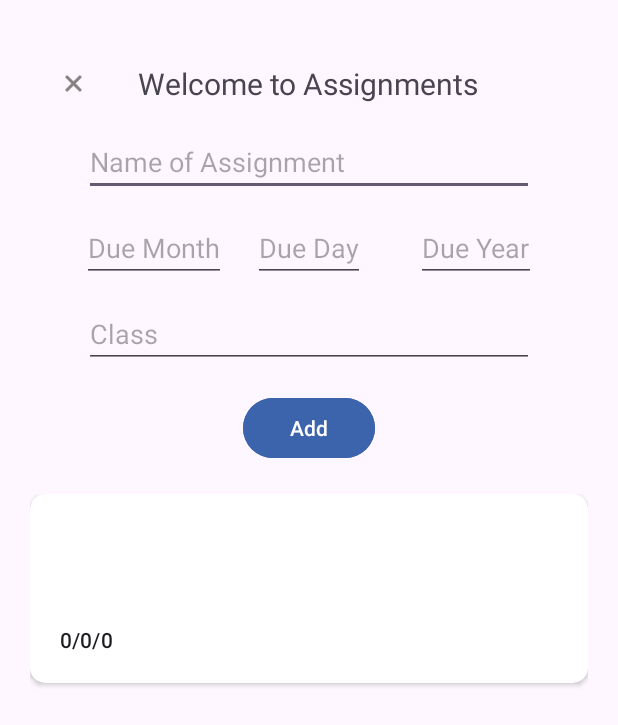
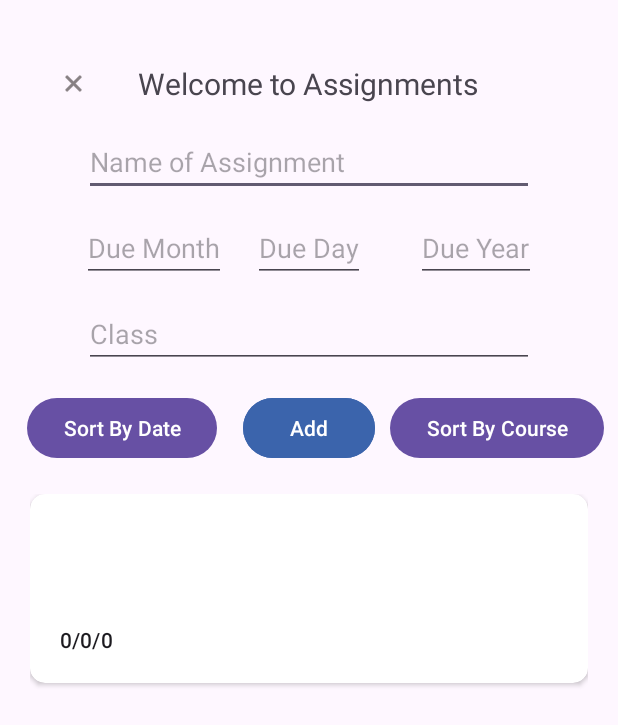
Before and after one commit to maxxu123456/college-scheduler, an Android app: the AssignmentActivity screen opened directly, with no data from a screen before it, after a tap on "Add", on a phone screen of 412 x 824 dp. Shown: the top 725 px of the screen. Run offline under Robolectric (Android 15) with nearby library versions, the phone set to English and light mode, and no system bars; our stand-ins replace Room's generated code, data binding; 3 statements that could not run were skipped.

Commit message:
added sorting by date and course name in assignments activity

```diff
--- a/app/src/main/java/com/example/collegescheduler/Activities/AssignmentActivity.java
+++ b/app/src/main/java/com/example/collegescheduler/Activities/AssignmentActivity.java
@@ -26,13 +26,25 @@ import java.util.ArrayList;
 import java.util.List;
 
 public class AssignmentActivity extends AppCompatActivity {
+    //By Default, Assignments is sorted by Date
+    private enum AssignmentSort {
+        DATE,
+        COURSE
+    }
+
     Button homeButton;
     Button addButton;
+
+    Button dateSort;
+
+    Button courseSort;
     EditText assignmentsName;
     EditText assignmentsDueMonth;
     EditText assignmentsDueDay;
     EditText assignmentsDueYear;
     EditText assignmentsClass;
+
+    AssignmentSort sort = AssignmentSort.DATE;
 
     private SchedulerDatabase schedulerDatabase;
     private ArrayList<Assignment> assignmentArrayList = new ArrayList<>();
@@ -47,7 +59,6 @@ public class AssignmentActivity extends AppCompatActivity {
     protected void onCreate(Bundle savedInstanceState) {
         super.onCreate(savedInstanceState);
         setContentView(R.layout.activity_assignment);
-
 
         assignmentBinding = DataBindingUtil.setContentView(this, R.layout.activity_assignment);
 
@@ -66,6 +77,11 @@ public class AssignmentActivity extends AppCompatActivity {
                 for (Assignment a : assignments) {
                     assignmentArrayList.add(a);
                 }
+                if (sort == AssignmentSort.DATE) {
+                    sortAssignmentsByDate();
+                } else {
+                    sortAssignmentByCourse();
+                }
                 assignmentAdapter.notifyDataSetChanged();
             }
         });
@@ -76,6 +92,8 @@ public class AssignmentActivity extends AppCompatActivity {
 
         homeButton = findViewById(R.id.assignmentsHomeButton);
         addButton = findViewById(R.id.assignmentsAdd);
+        dateSort = findViewById(R.id.assignmentsDateSort);
+        courseSort = findViewById(R.id.assignmentsCourseSort);
         assignmentsName = findViewById(R.id.assignmentsName);
         assignmentsDueMonth = findViewById(R.id.assignmentsDueMonth);
         assignmentsDueDay = findViewById(R.id.assignmentsDueDay);
@@ -107,7 +125,46 @@ public class AssignmentActivity extends AppCompatActivity {
                 startActivity(i);
             }
         });
+        dateSort.setOnClickListener(new View.OnClickListener() {
+            @Override
+            public void onClick(View v) {
+                sort = AssignmentSort.DATE;
+                sortAssignmentsByDate();
+                assignmentAdapter.notifyDataSetChanged();
+            }
+        });
+
+        courseSort.setOnClickListener(new View.OnClickListener() {
+            @Override
+            public void onClick(View v) {
+                sort = AssignmentSort.COURSE;
+                sortAssignmentByCourse();
+                assignmentAdapter.notifyDataSetChanged();
+            }
+        });
+
 
     }
 
+    private void sortAssignmentsByDate() {
+        assignmentArrayList.sort((Assignment a1, Assignment a2) -> {
+            if (a1.getAssignmentDueDateYear() != a2.getAssignmentDueDateYear()) {
+                return Integer.compare(a1.getAssignmentDueDateYear(), a2.getAssignmentDueDateYear());
+            }
+
+            if (a1.getAssignmentDueDateMonth() != a2.getAssignmentDueDateMonth()) {
+                return Integer.compare(a1.getAssignmentDueDateMonth(), a2.getAssignmentDueDateMonth());
+            }
+            return Integer.compare(a1.getAssignmentDueDateDay(), a2.getAssignmentDueDateDay());
+        });
+    }
+
+    private void sortAssignmentByCourse() {
+        //Sort increasing alphabetically
+        assignmentArrayList.sort((Assignment a1, Assignment a2) -> {
+            return a1.getAssignmentAssociatedClass().toUpperCase().compareTo(a2.getAssignmentAssociatedClass().toUpperCase());
+        });
+    }
+
+
 }
--- a/app/src/main/res/layout/activity_assignment.xml
+++ b/app/src/main/res/layout/activity_assignment.xml
@@ -103,6 +103,24 @@
             app:layout_constraintStart_toStartOf="parent"
             app:layout_constraintTop_toBottomOf="@+id/assignmentsClass" />
 
+        <Button
+            android:id="@+id/assignmentsDateSort"
+            android:layout_width="wrap_content"
+            android:layout_height="wrap_content"
+            android:text="Sort By Date"
+            app:layout_constraintEnd_toStartOf="@+id/assignmentsAdd"
+            app:layout_constraintStart_toStartOf="parent"
+            app:layout_constraintTop_toTopOf="@+id/assignmentsAdd" />
+
+        <Button
+            android:id="@+id/assignmentsCourseSort"
+            android:layout_width="wrap_content"
+            android:layout_height="wrap_content"
+            app:layout_constraintEnd_toEndOf="parent"
+            app:layout_constraintStart_toEndOf="@+id/assignmentsAdd"
+            app:layout_constraintTop_toTopOf="@+id/assignmentsAdd"
+            android:text="Sort By Course" />
+
         <androidx.recyclerview.widget.RecyclerView
             android:id="@+id/assignmentsRecyclerView"
             android:layout_width="0dp"
```
